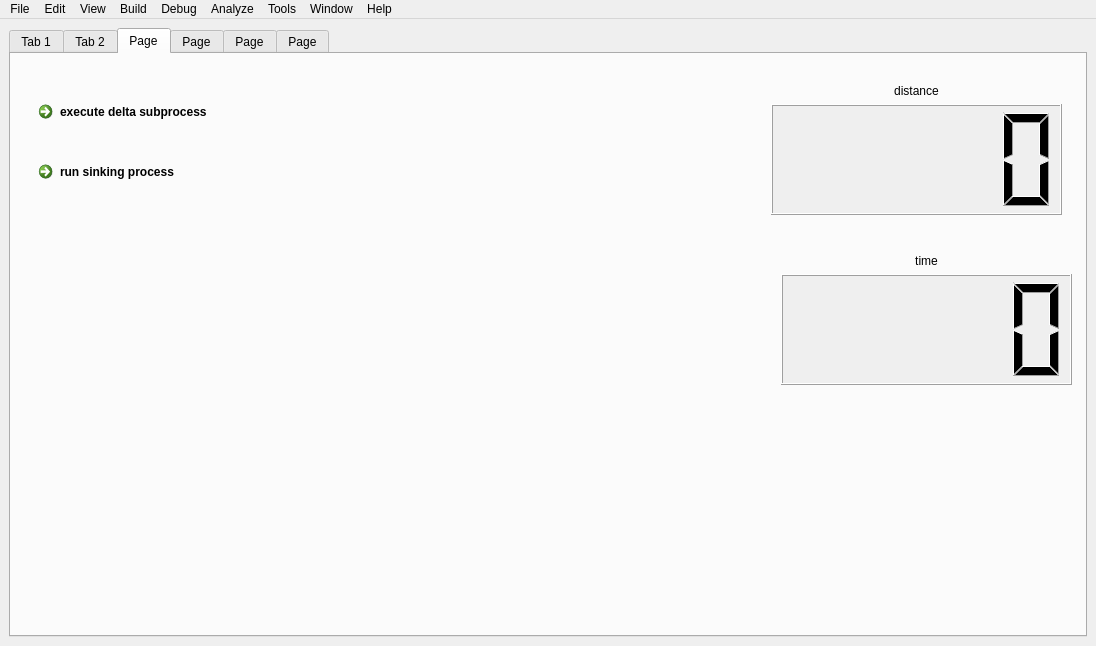
Above: src/app/mainwindow.ui from theion-batteries/soft_wgm_user_interface_qt_cpp before the change. Below: the same form after it.
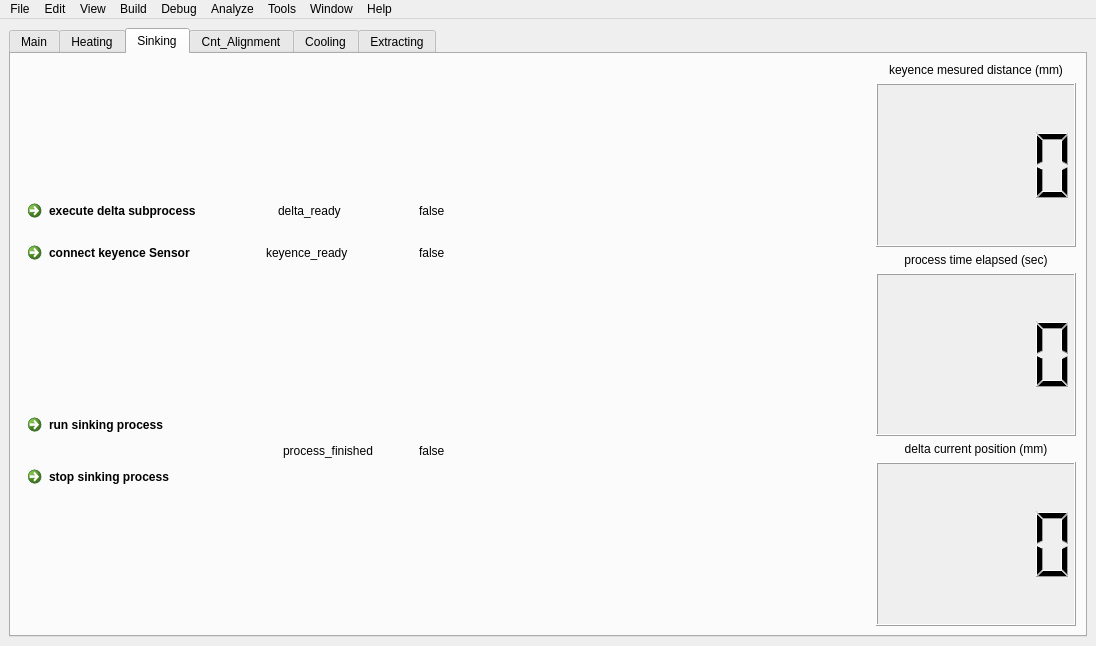
That is the form after the change. Icons and pictures are not drawn.

What changed in the file:
```diff
--- a/src/app/mainwindow.ui
+++ b/src/app/mainwindow.ui
@@ -46,7 +46,7 @@
       </property>
       <widget class="QWidget" name="Main">
        <attribute name="title">
-        <string>Tab 1</string>
+        <string>Main</string>
        </attribute>
        <widget class="QProgressBar" name="progressBar">
         <property name="geometry">
@@ -128,7 +128,7 @@
          <string>execute all</string>
         </property>
        </widget>
-       <widget class="QWidget" name="">
+       <widget class="QWidget" name="layoutWidget">
         <property name="geometry">
          <rect>
           <x>800</x>
@@ -175,7 +175,7 @@
       </widget>
       <widget class="QWidget" name="Heating">
        <attribute name="title">
-        <string>Tab 2</string>
+        <string>Heating</string>
        </attribute>
        <widget class="QCommandLinkButton" name="run_heating_process">
         <property name="geometry">
@@ -234,17 +234,282 @@
       </widget>
       <widget class="QWidget" name="Sinking">
        <attribute name="title">
-        <string>Page</string>
+        <string>Sinking</string>
        </attribute>
-       <widget class="QWidget" name="layoutWidget">
-        <property name="geometry">
-         <rect>
-          <x>760</x>
-          <y>30</y>
-          <width>291</width>
-          <height>131</height>
-         </rect>
-        </property>
+       <layout class="QVBoxLayout" name="verticalLayout_12">
+        <item>
+         <layout class="QHBoxLayout" name="horizontalLayout_7">
+          <item>
+           <layout class="QVBoxLayout" name="verticalLayout_10">
+            <item>
+             <layout class="QVBoxLayout" name="verticalLayout_9">
+              <item>
+               <layout class="QHBoxLayout" name="horizontalLayout_2">
+                <item>
+                 <widget class="QCommandLinkButton" name="execute_delta_subprocess">
+                  <property name="sizePolicy">
+                   <sizepolicy hsizetype="Fixed" vsizetype="Fixed">
+                    <horstretch>0</horstretch>
+                    <verstretch>0</verstretch>
+                   </sizepolicy>
+                  </property>
+                  <property name="minimumSize">
+                   <size>
+                    <width>100</width>
+                    <height>10</height>
+                   </size>
+                  </property>
+                  <property name="text">
+                   <string>execute delta subprocess</string>
+                  </property>
+                 </widget>
+                </item>
+                <item>
+                 <spacer name="horizontalSpacer">
+                  <property name="orientation">
+                   <enum>Qt::Horizontal</enum>
+                  </property>
+                  <property name="sizeHint" stdset="0">
+                   <size>
+                    <width>40</width>
+                    <height>20</height>
+                   </size>
+                  </property>
+                 </spacer>
+                </item>
+                <item>
+                 <widget class="QLabel" name="label_7">
+                  <property name="text">
+                   <string>delta_ready</string>
+                  </property>
+                 </widget>
+                </item>
+                <item>
+                 <spacer name="horizontalSpacer_2">
+                  <property name="orientation">
+                   <enum>Qt::Horizontal</enum>
+                  </property>
+                  <property name="sizeHint" stdset="0">
+                   <size>
+                    <width>40</width>
+                    <height>20</height>
+                   </size>
+                  </property>
+                 </spacer>
+                </item>
+                <item>
+                 <widget class="QLabel" name="delta_ready">
+                  <property name="sizePolicy">
+                   <sizepolicy hsizetype="Fixed" vsizetype="Fixed">
+                    <horstretch>0</horstretch>
+                    <verstretch>0</verstretch>
+                   </sizepolicy>
+                  </property>
+                  <property name="text">
+                   <string>false</string>
+                  </property>
+                 </widget>
+                </item>
+               </layout>
+              </item>
+              <item>
+               <layout class="QHBoxLayout" name="horizontalLayout_4">
+                <item>
+                 <widget class="QCommandLinkButton" name="connect_keyence_sensor">
+                  <property name="sizePolicy">
+                   <sizepolicy hsizetype="Fixed" vsizetype="Fixed">
+                    <horstretch>100</horstretch>
+                    <verstretch>100</verstretch>
+                   </sizepolicy>
+                  </property>
+                  <property name="minimumSize">
+                   <size>
+                    <width>100</width>
+                    <height>10</height>
+                   </size>
+                  </property>
+                  <property name="text">
+                   <string>connect keyence Sensor</string>
+                  </property>
+                 </widget>
+                </item>
+                <item>
+                 <spacer name="horizontalSpacer_3">
+                  <property name="orientation">
+                   <enum>Qt::Horizontal</enum>
+                  </property>
+                  <property name="sizeHint" stdset="0">
+                   <size>
+                    <width>40</width>
+                    <height>20</height>
+                   </size>
+                  </property>
+                 </spacer>
+                </item>
+                <item>
+                 <widget class="QLabel" name="label_8">
+                  <property name="text">
+                   <string>keyence_ready</string>
+                  </property>
+                 </widget>
+                </item>
+                <item>
+                 <spacer name="horizontalSpacer_4">
+                  <property name="orientation">
+                   <enum>Qt::Horizontal</enum>
+                  </property>
+                  <property name="sizeHint" stdset="0">
+                   <size>
+                    <width>40</width>
+                    <height>20</height>
+                   </size>
+                  </property>
+                 </spacer>
+                </item>
+                <item>
+                 <widget class="QLabel" name="keyence_ready">
+                  <property name="sizePolicy">
+                   <sizepolicy hsizetype="Fixed" vsizetype="Fixed">
+                    <horstretch>0</horstretch>
+                    <verstretch>0</verstretch>
+                   </sizepolicy>
+                  </property>
+                  <property name="text">
+                   <string>false</string>
+                  </property>
+                 </widget>
+                </item>
+               </layout>
+              </item>
+             </layout>
+            </item>
+            <item>
+             <layout class="QHBoxLayout" name="horizontalLayout_6">
+              <item>
+               <layout class="QVBoxLayout" name="verticalLayout_8">
+                <item>
+                 <widget class="QCommandLinkButton" name="run_sinking_process">
+                  <property name="sizePolicy">
+                   <sizepolicy hsizetype="Fixed" vsizetype="Fixed">
+                    <horstretch>0</horstretch>
+                    <verstretch>0</verstretch>
+                   </sizepolicy>
+                  </property>
+                  <property name="minimumSize">
+                   <size>
+                    <width>100</width>
+                    <height>10</height>
+                   </size>
+                  </property>
+                  <property name="text">
+                   <string>run sinking process</string>
+                  </property>
+                 </widget>
+                </item>
+                <item>
+                 <spacer name="verticalSpacer">
+                  <property name="orientation">
+                   <enum>Qt::Vertical</enum>
+                  </property>
+                  <property name="sizeType">
+                   <enum>QSizePolicy::Fixed</enum>
+                  </property>
+                  <property name="sizeHint" stdset="0">
+                   <size>
+                    <width>10</width>
+                    <height>10</height>
+                   </size>
+                  </property>
+                 </spacer>
+                </item>
+                <item>
+                 <widget class="QCommandLinkButton" name="stop_sinking_process">
+                  <property name="sizePolicy">
+                   <sizepolicy hsizetype="Maximum" vsizetype="Maximum">
+                    <horstretch>0</horstretch>
+                    <verstretch>0</verstretch>
+                   </sizepolicy>
+                  </property>
+                  <property name="text">
+                   <string>stop sinking process</string>
+                  </property>
+                 </widget>
+                </item>
+               </layout>
+              </item>
+              <item>
+               <spacer name="horizontalSpacer_6">
+                <property name="orientation">
+                 <enum>Qt::Horizontal</enum>
+                </property>
+                <property name="sizeHint" stdset="0">
+                 <size>
+                  <width>40</width>
+                  <height>20</height>
+                 </size>
+                </property>
+               </spacer>
+              </item>
+              <item>
+               <layout class="QHBoxLayout" name="horizontalLayout_5">
+                <item>
+                 <widget class="QLabel" name="label_9">
+                  <property name="text">
+                   <string>process_finished</string>
+                  </property>
+                 </widget>
+                </item>
+                <item>
+                 <spacer name="horizontalSpacer_5">
+                  <property name="orientation">
+                   <enum>Qt::Horizontal</enum>
+                  </property>
+                  <property name="sizeHint" stdset="0">
+                   <size>
+                    <width>40</width>
+                    <height>20</height>
+                   </size>
+                  </property>
+                 </spacer>
+                </item>
+                <item>
+                 <widget class="QLabel" name="sinking_finished">
+                  <property name="sizePolicy">
+                   <sizepolicy hsizetype="Fixed" vsizetype="Fixed">
+                    <horstretch>0</horstretch>
+                    <verstretch>0</verstretch>
+                   </sizepolicy>
+                  </property>
+                  <property name="text">
+                   <string>false</string>
+                  </property>
+                 </widget>
+                </item>
+               </layout>
+              </item>
+             </layout>
+            </item>
+           </layout>
+          </item>
+          <item>
+           <spacer name="horizontalSpacer_7">
+            <property name="orientation">
+             <enum>Qt::Horizontal</enum>
+            </property>
+            <property name="sizeHint" stdset="0">
+             <size>
+              <width>40</width>
+              <height>20</height>
+             </size>
+            </property>
+           </spacer>
+          </item>
+          <item>
+           <layout class="QVBoxLayout" name="verticalLayout_11">
+            <property name="sizeConstraint">
+             <enum>QLayout::SetFixedSize</enum>
+            </property>
+            <item>
         <layout class="QVBoxLayout" name="verticalLayout_2">
          <item>
           <widget class="QLabel" name="label_2">
@@ -261,7 +526,7 @@
             </size>
            </property>
            <property name="text">
-            <string>distance</string>
+                 <string>keyence mesured distance (mm)</string>
            </property>
            <property name="alignment">
             <set>Qt::AlignCenter</set>
@@ -270,6 +535,18 @@
          </item>
          <item>
           <widget class="QLCDNumber" name="distance">
+                <property name="sizePolicy">
+                 <sizepolicy hsizetype="Fixed" vsizetype="Fixed">
+                  <horstretch>0</horstretch>
+                  <verstretch>0</verstretch>
+                 </sizepolicy>
+                </property>
+                <property name="minimumSize">
+                 <size>
+                  <width>200</width>
+                  <height>100</height>
+                 </size>
+                </property>
            <property name="maximumSize">
             <size>
              <width>450</width>
@@ -285,29 +562,8 @@
           </widget>
          </item>
         </layout>
-       </widget>
-       <widget class="QCommandLinkButton" name="execute_delta_subprocess">
-        <property name="geometry">
-         <rect>
-          <x>20</x>
-          <y>40</y>
-          <width>221</width>
-          <height>51</height>
-         </rect>
-        </property>
-        <property name="text">
-         <string>execute delta subprocess</string>
-        </property>
-       </widget>
-       <widget class="QWidget" name="layoutWidget_2">
-        <property name="geometry">
-         <rect>
-          <x>770</x>
-          <y>200</y>
-          <width>291</width>
-          <height>131</height>
-         </rect>
-        </property>
+            </item>
+            <item>
         <layout class="QVBoxLayout" name="verticalLayout_3">
          <item>
           <widget class="QLabel" name="label_3">
@@ -324,7 +580,7 @@
             </size>
            </property>
            <property name="text">
-            <string>time</string>
+                 <string>process time elapsed (sec)</string>
            </property>
            <property name="alignment">
             <set>Qt::AlignCenter</set>
@@ -333,6 +589,18 @@
          </item>
          <item>
           <widget class="QLCDNumber" name="time_sinking">
+                <property name="sizePolicy">
+                 <sizepolicy hsizetype="Fixed" vsizetype="Fixed">
+                  <horstretch>0</horstretch>
+                  <verstretch>0</verstretch>
+                 </sizepolicy>
+                </property>
+                <property name="minimumSize">
+                 <size>
+                  <width>100</width>
+                  <height>100</height>
+                 </size>
+                </property>
            <property name="maximumSize">
             <size>
              <width>450</width>
@@ -348,34 +616,80 @@
           </widget>
          </item>
         </layout>
-       </widget>
-       <widget class="QCommandLinkButton" name="run_sinking_process">
-        <property name="geometry">
-         <rect>
-          <x>20</x>
-          <y>100</y>
-          <width>221</width>
-          <height>51</height>
-         </rect>
+            </item>
+            <item>
+             <layout class="QVBoxLayout" name="verticalLayout_7">
+              <item>
+               <widget class="QLabel" name="label_6">
+                <property name="sizePolicy">
+                 <sizepolicy hsizetype="Fixed" vsizetype="Fixed">
+                  <horstretch>0</horstretch>
+                  <verstretch>0</verstretch>
+                 </sizepolicy>
+                </property>
+                <property name="maximumSize">
+                 <size>
+                  <width>500</width>
+                  <height>16777215</height>
+                 </size>
         </property>
         <property name="text">
-         <string>run sinking process</string>
-        </property>
-       </widget>
+                 <string>delta current position (mm)</string>
+                </property>
+                <property name="alignment">
+                 <set>Qt::AlignCenter</set>
+                </property>
+               </widget>
+              </item>
+              <item>
+               <widget class="QLCDNumber" name="delta_pos">
+                <property name="sizePolicy">
+                 <sizepolicy hsizetype="Fixed" vsizetype="Fixed">
+                  <horstretch>0</horstretch>
+                  <verstretch>0</verstretch>
+                 </sizepolicy>
+                </property>
+                <property name="minimumSize">
+                 <size>
+                  <width>100</width>
+                  <height>100</height>
+                 </size>
+                </property>
+                <property name="maximumSize">
+                 <size>
+                  <width>450</width>
+                  <height>450</height>
+                 </size>
+                </property>
+                <property name="acceptDrops">
+                 <bool>false</bool>
+                </property>
+                <property name="autoFillBackground">
+                 <bool>true</bool>
+                </property>
+               </widget>
+              </item>
+             </layout>
+            </item>
+           </layout>
+          </item>
+         </layout>
+        </item>
+       </layout>
       </widget>
       <widget class="QWidget" name="Cnt_Alignment">
        <attribute name="title">
-        <string>Page</string>
+        <string>Cnt_Alignment</string>
        </attribute>
       </widget>
       <widget class="QWidget" name="Cooling">
        <attribute name="title">
-        <string>Page</string>
+        <string>Cooling</string>
        </attribute>
       </widget>
       <widget class="QWidget" name="Extracting">
        <attribute name="title">
-        <string>Page</string>
+        <string>Extracting</string>
        </attribute>
       </widget>
      </widget>
```
Left out of the diff: 77 changed lines with no effect on the pictures. Lines whose indentation alone changed are shown as unchanged.
